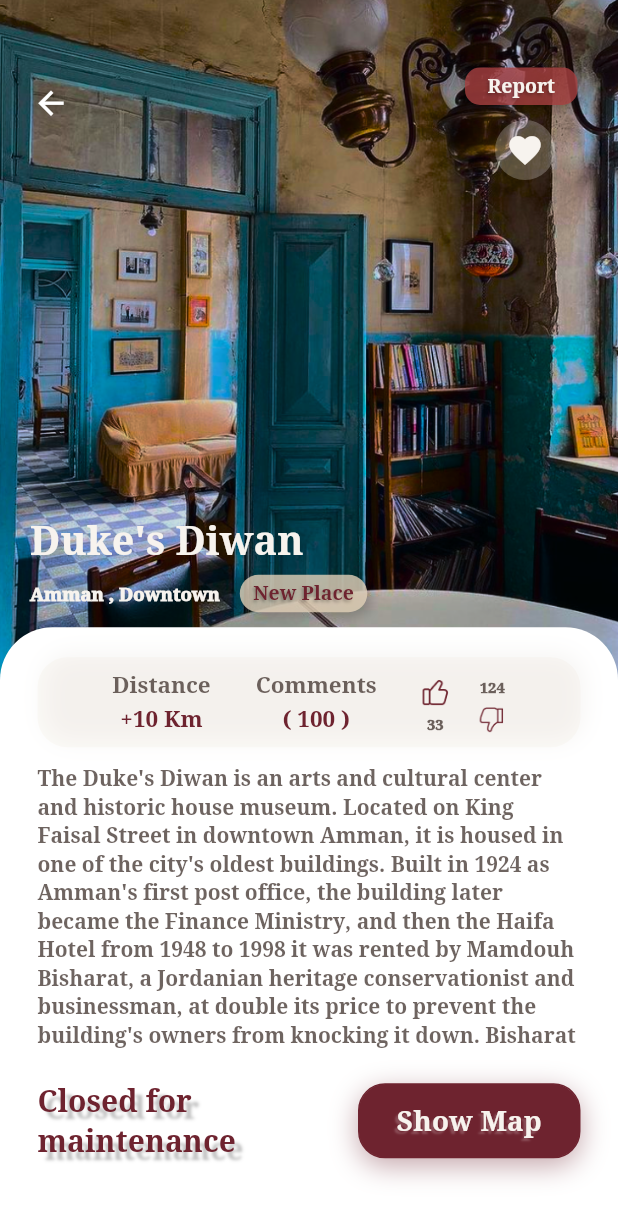
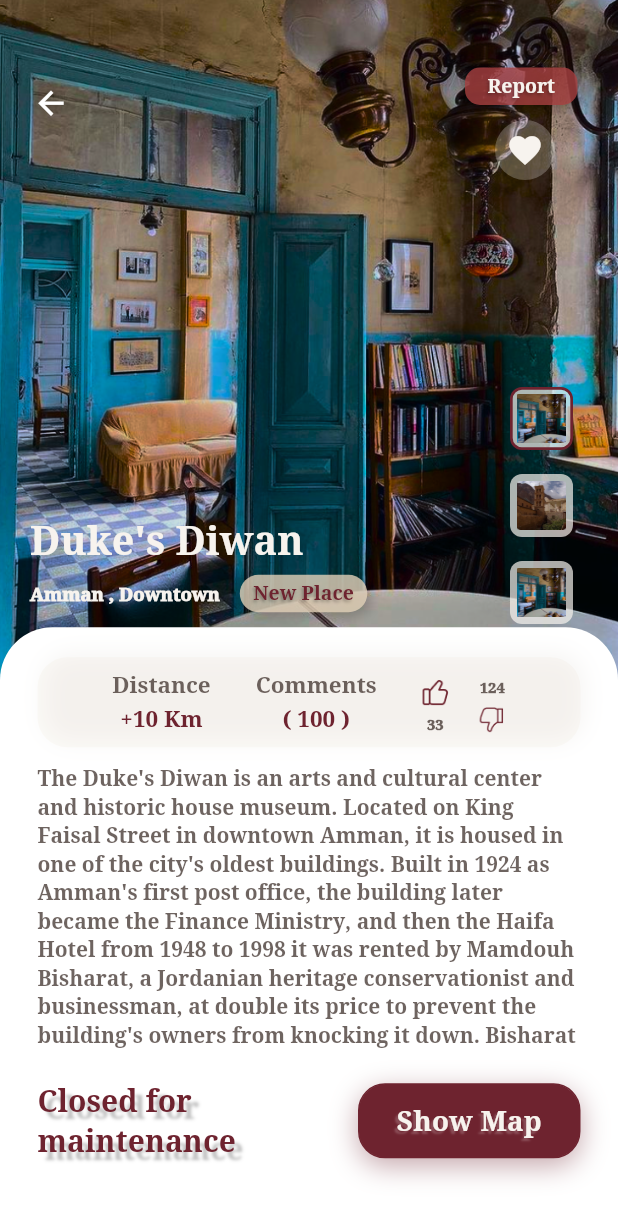
Before and after one commit to MiralDalayka/turathi, a Flutter app: the LocationPage screen opened by its route, after a tap on "Duke's Diwan", on a phone screen of 412 x 824 dp. Shown: the top 1219 px of the screen. Run offline on Flutter 3.47's test engine with Material 3 defaults, Android fonts, the light colour scheme and no system bars; our stand-ins replace flutter_image_slideshow, get, google_maps_flutter, image_picker; network calls fail.

```diff
--- a/lib/core/models/place_model.dart
+++ b/lib/core/models/place_model.dart
@@ -19,7 +19,7 @@
     required this.commentsPlace,
     required this.title,
     required this.distance,
- this.comments_counter=0,
+    this.comments_counter = 0,
     required this.id,
     required this.description,
     required this.status,
@@ -53,10 +53,12 @@
     disLike: 124,
     images: [
       "assets/images/img_png/Dukes.png",
+      "assets/images/img_png/place1.png",
       "assets/images/img_png/Dukes.png",
     ],
     title: "Duke's Diwan",
-    description: "The Duke's Diwan is an arts and cultural center and historic house museum. Located on King Faisal Street in downtown Amman, it is housed in one of the city's oldest buildings. Built in 1924 as Amman's first post office, the building later became the Finance Ministry, and then the Haifa Hotel from 1948 to 1998 it was rented by Mamdouh Bisharat, a Jordanian heritage conservationist and businessman, at double its price to prevent the building's owners from knocking it down. Bisharat",
+    description:
+        "The Duke's Diwan is an arts and cultural center and historic house museum. Located on King Faisal Street in downtown Amman, it is housed in one of the city's oldest buildings. Built in 1924 as Amman's first post office, the building later became the Finance Ministry, and then the Haifa Hotel from 1948 to 1998 it was rented by Mamdouh Bisharat, a Jordanian heritage conservationist and businessman, at double its price to prevent the building's owners from knocking it down. Bisharat",
     isFavourite: false,
     isPopular: false,
   ),
@@ -123,6 +125,4 @@
     isFavourite: false,
     isPopular: false,
   ),
-
-
 ];
--- a/lib/view/screens/community_screens/question_view.dart
+++ b/lib/view/screens/community_screens/question_view.dart
@@ -121,6 +121,8 @@
             top: 25,
             left: icon_left,
             child: BackArrowButton(color: Colors.white,)),
+
+
       ],
     );
   }
--- a/lib/view/screens/placesdetails_screens/details_place.dart
+++ b/lib/view/screens/placesdetails_screens/details_place.dart
@@ -5,6 +5,7 @@
 import 'package:turathi/utils/theme_manager.dart';
 import 'package:turathi/view/widgets/back_arrow_button.dart';
 import 'package:turathi/view/widgets/deff_button%203.dart';
+import 'package:turathi/view/widgets/small_Image.dart';
 
 class DetailsScreen extends StatefulWidget {
   const DetailsScreen({Key? key, required this.placeModel}) : super(key: key);
@@ -16,6 +17,7 @@
 }
 
 class _DetailsScreenState extends State<DetailsScreen> {
+  int selectedImage = 0;
   Key? get key => null;
 
   @override
@@ -28,7 +30,7 @@
           height: height,
           width: double.infinity,
           child: Image.asset(
-            widget.placeModel.images[0],
+            widget.placeModel.images[selectedImage],
             fit: BoxFit.cover,
             color: Colors.black.withOpacity(0.1),
             colorBlendMode: BlendMode.darken,
@@ -428,10 +430,9 @@
             child: Container(
               width: 40,
               height: 40,
-
               decoration: BoxDecoration(
                 borderRadius: BorderRadius.circular(20),
-                 color: ThemeManager.second.withOpacity(0.25),
+                color: ThemeManager.second.withOpacity(0.25),
               ),
               child: Icon(
                 Icons.favorite,
@@ -443,6 +444,34 @@
             ),
           ),
         ),
+        Positioned(
+          top: 250,
+          left: 340,
+          child: Column(
+            mainAxisAlignment: MainAxisAlignment.spaceEvenly,
+
+            children: [
+              for (int index = 0;
+                  index < widget.placeModel.images.length;
+                  index++)
+
+               Padding(
+            padding: const EdgeInsets.symmetric(vertical: 8.0),
+                  child: SmallImage(
+                    isSelected: index == selectedImage,
+                    press: () {
+                      setState(() {
+                        selectedImage = index;
+                      });
+                    },
+                    image: widget.placeModel.images[index],
+                  ),
+                ),
+
+
+            ],
+          ),
+        )
       ],
     );
   }
--- /dev/null
+++ b/lib/view/widgets/small_Image.dart
@@ -0,0 +1,43 @@
+
+import 'dart:ui';
+import 'package:flutter/material.dart';
+import 'package:turathi/utils/theme_manager.dart';
+
+class SmallImage extends StatelessWidget {
+  const SmallImage({
+    super.key,
+    required this.isSelected,
+    required this.press,
+    required this.image,
+  });
+
+  final bool isSelected;
+  final VoidCallback press;
+  final String image;
+
+  @override
+  Widget build(BuildContext context) {
+    return GestureDetector(
+      onTap: press,
+      child: AnimatedContainer(
+        duration: Duration.zero,
+        margin: const EdgeInsets.only(right: 0),
+        padding: const EdgeInsets.all(3),
+        height: 42,
+        width: 42,
+      decoration: BoxDecoration(
+          color: ThemeManager.second.withOpacity(0.7),
+          borderRadius: BorderRadius.circular(8),
+          border: Border.all(
+            color: ThemeManager.primary.withOpacity(isSelected ? 1 : 0),
+            width: 1.8,
+          ),
+        ),
+        child: Image.asset(
+          image,
+          fit: BoxFit.fill,
+        ),
+      )
+    );
+  }
+}
```
